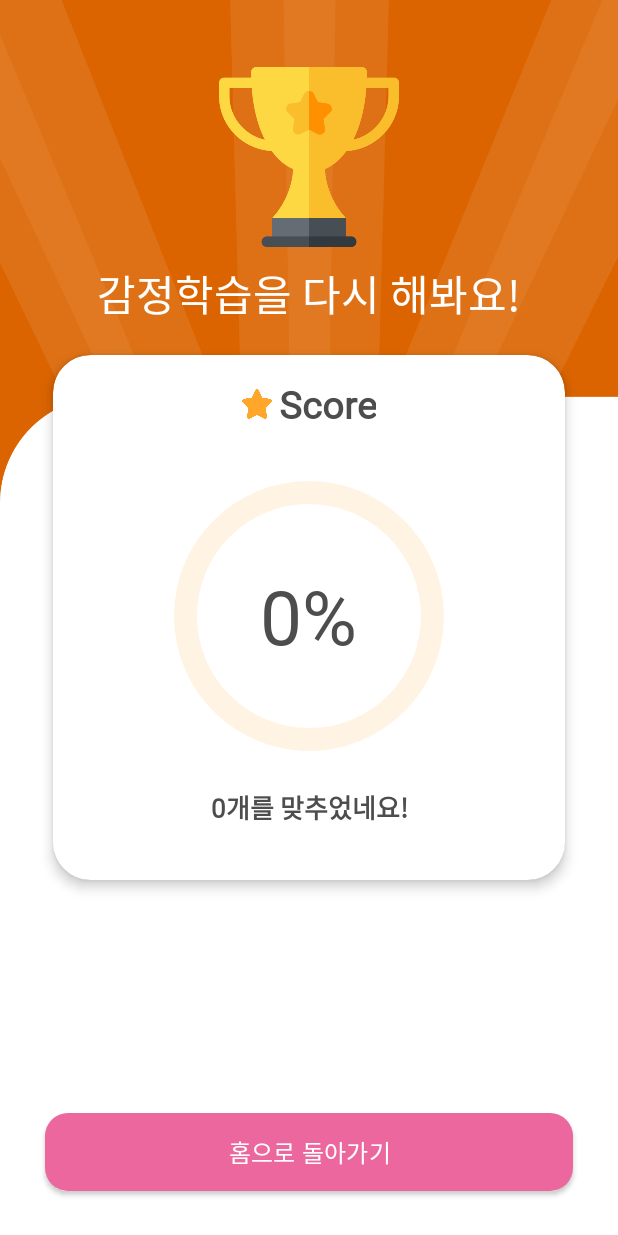
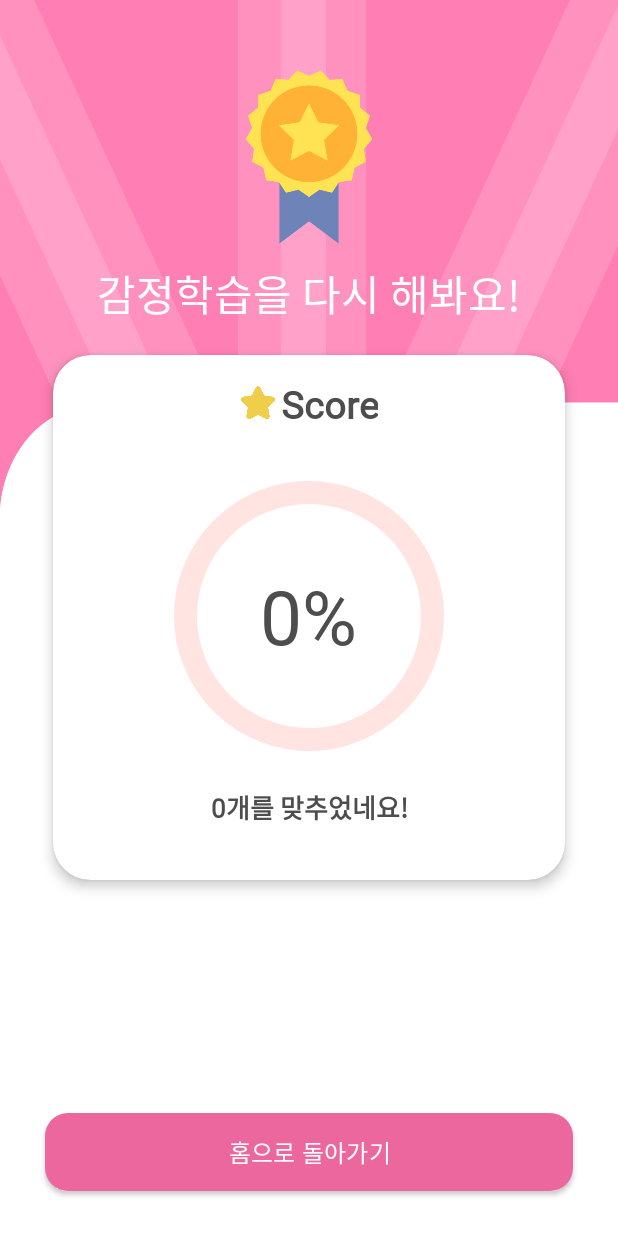
Before and after one commit to withtaylors/Child, an Android app: the Level2_Result screen opened directly, with no data from a screen before it, on a phone screen of 412 x 824 dp. Run offline under Robolectric (Android 15) with nearby library versions, the light colour scheme and no system bars; 1 statement that could not run was skipped.

Commit message:
11.06 finallllll

```diff
--- a/app/src/main/AndroidManifest.xml
+++ b/app/src/main/AndroidManifest.xml
@@ -81,8 +81,7 @@
         </activity>
         <activity
             android:name=".Level1_2"
-            android:exported="true"
-            android:theme="@android:style/Theme.Dialog">
+            android:exported="true">
             <meta-data
                 android:name="android.app.lib_name"
                 android:value="" />
--- a/app/src/main/java/com/example/aemotion/Level1.java
+++ b/app/src/main/java/com/example/aemotion/Level1.java
@@ -24,6 +24,10 @@ public class Level1 extends AppCompatActivity {
     protected void onCreate(Bundle savedInstanceState) {
         super.onCreate(savedInstanceState);
         setContentView(R.layout.activity_level1);
+
+
+
+
        /*final Animation front = AnimationUtils.loadAnimation(this, R.anim.front_animator);
        final Animation back = AnimationUtils.loadAnimation(this,R.anim.back_animator);*/
 
--- a/app/src/main/java/com/example/aemotion/Level1_2.java
+++ b/app/src/main/java/com/example/aemotion/Level1_2.java
@@ -28,7 +28,7 @@ public class Level1_2 extends AppCompatActivity {
         super.onCreate(savedInstanceState);
         setContentView(R.layout.activity_level1_2);
 
-       Button button = findViewById(R.id.exit);
+        Button button = findViewById(R.id.exit);
 
 
 
--- a/app/src/main/res/layout/activity_level2.xml
+++ b/app/src/main/res/layout/activity_level2.xml
@@ -24,7 +24,7 @@
             android:progress="0"
             android:indeterminate="false"
             app:trackThickness="10dp"
-            app:trackColor="@color/light_orange"
+            app:trackColor="#FFE4E1"
             app:indicatorColor="@color/pinky"
             app:trackCornerRadius="15dp"
             android:layout_marginStart="30dp"
--- a/app/src/main/res/layout/activity_level2_result.xml
+++ b/app/src/main/res/layout/activity_level2_result.xml
@@ -64,10 +64,11 @@
                     android:layout_marginBottom="30dp">
 
                     <ImageView
-                        android:layout_width="20dp"
-                        android:layout_height="20dp"
+                        android:layout_width="25dp"
+                        android:layout_height="25dp"
+
                         android:src="@drawable/ic_star"
-                        android:layout_marginEnd="2dp"/>
+                        />
                     <TextView
                         android:layout_width="wrap_content"
                         android:layout_height="wrap_content"
@@ -94,8 +95,8 @@
                         tools:progress="2"
                         android:indeterminate="false"
                         app:trackThickness="15dp"
-                        app:trackColor="@color/light_orange"
-                        app:indicatorColor="@color/medium_orange"
+                        app:trackColor="#FFE4E1"
+                        app:indicatorColor="@color/pinky"
                         app:trackCornerRadius="15dp"/>
                     <TextView
                         android:id="@+id/tvPoints"
```
Also changed, not shown: app/src/main/res/drawable-v24/bg_result.png, app/src/main/res/drawable-v24/ic_star.png, app/src/main/res/drawable-v24/ic_trophy.png. Lines whose indentation alone changed are shown as unchanged.
